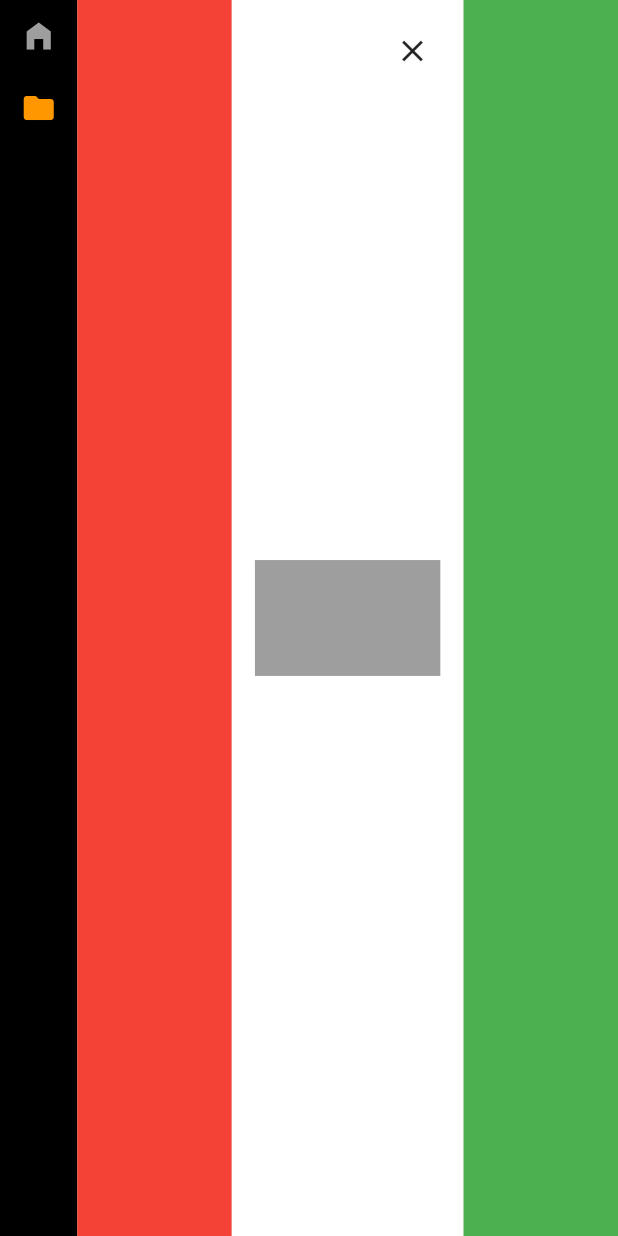
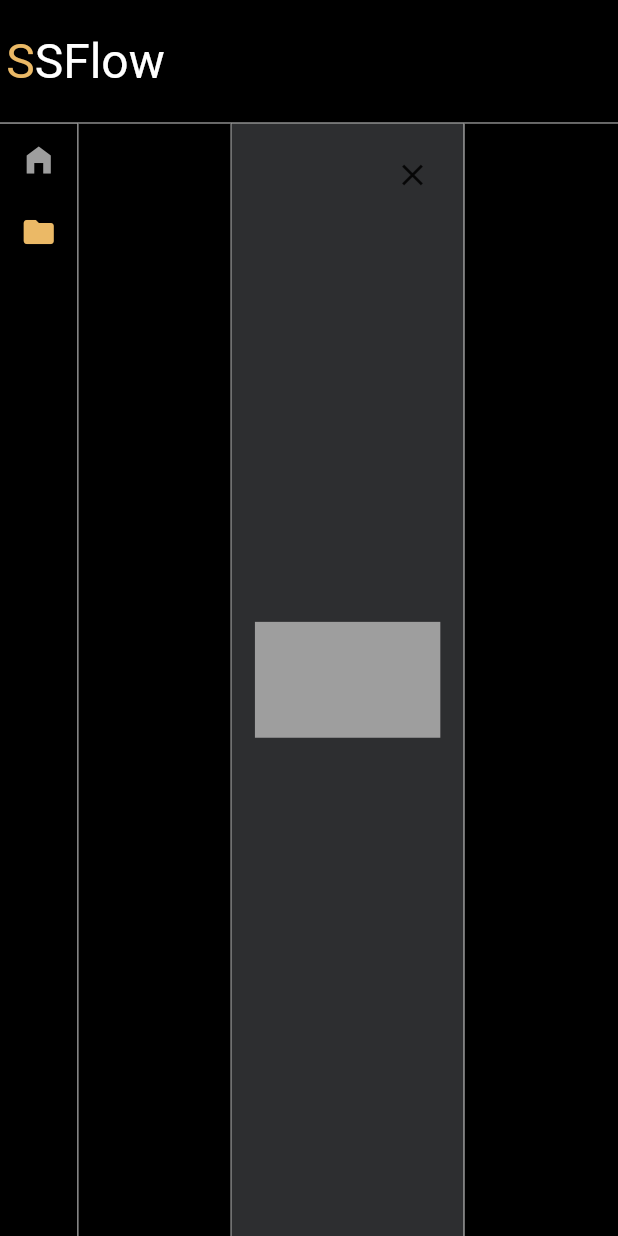
Before and after one commit to ToyamaLab/SSFlow, a Flutter app: the screen it shows after launch, after a tap on the "folder" icon, on a phone screen of 412 x 824 dp. Run offline on Flutter 3.47's test engine with Material 2 defaults, Android fonts, the phone set to English and light mode, and no system bars; our stand-ins replace flutter_easyloading, flutter_riverpod, riverpod.

Commit message:
issue-30 feat: migrate to riverpod

```diff
--- a/lib/main.dart
+++ b/lib/main.dart
@@ -1,20 +1,26 @@
 import 'package:flutter/material.dart';
 import 'package:flutter_easyloading/flutter_easyloading.dart';
+import 'package:flutter_riverpod/flutter_riverpod.dart';
+import 'package:ssflow/providers/_providers.dart';
 
 import 'pages/home_page/home_page.dart';
 
 void main() {
-  runApp(SSFlow());
+  runApp(ProviderScope(child: SSFlow()));
 }
 
-class SSFlow extends StatelessWidget {
+class SSFlow extends ConsumerWidget {
+  const SSFlow({
+    Key? key,
+  }) : super(key: key);
+
   @override
-  Widget build(BuildContext context) {
+  Widget build(BuildContext context, WidgetRef ref) {
     return MaterialApp(
+      debugShowCheckedModeBanner: false,
       title: 'SSFlow',
-      theme: ThemeData(
-        primarySwatch: Colors.blue,
-      ),
+      theme: ThemeData(primarySwatch: Colors.blue),
+      navigatorKey: ref.watch(navigatorKeyProvider),
       home: Scaffold(
         body: HomePage(),
       ),
--- a/lib/models/draggable_object.dart
+++ b/lib/models/draggable_object.dart
@@ -1,6 +1,7 @@
 import 'package:flutter/material.dart';
 import 'package:ssflow/enum/layout_type.dart';
 import 'package:ssflow/models/ss_element.dart';
+import 'package:ssflow/utils/constants/_constants.dart';
 
 class DraggableObject extends StatelessWidget {
   final L l;
@@ -21,7 +22,7 @@ class DraggableObject extends StatelessWidget {
       child: Container(
         width: width,
         height: height,
-        color: Colors.blue,
+        color: SSColor.white,
         child: Center(
           child: Column(
             mainAxisAlignment: MainAxisAlignment.spaceEvenly,
@@ -41,7 +42,7 @@ class DraggableObject extends StatelessWidget {
               color: Colors.green,
               width: 3.0,
             ),
-            color: Colors.blue.withOpacity(0.3),
+            color: SSColor.offWhite.withOpacity(0.3),
           ),
           child: Center(
             child: Text(
--- a/lib/pages/home_page/app_bar/ssflow_logo.dart
+++ b/lib/pages/home_page/app_bar/ssflow_logo.dart
@@ -4,7 +4,7 @@ import 'package:ssflow/providers/_providers.dart';
 import 'package:ssflow/utils/constants/_constants.dart';
 
 class SSFlowLogo extends ConsumerWidget {
-  SSFlowLogo({Key? key}) : super(key: key);
+  const SSFlowLogo({Key? key}) : super(key: key);
 
   @override
   Widget build(BuildContext context, WidgetRef ref) {
@@ -37,7 +37,7 @@ class SSFlowLogo extends ConsumerWidget {
                     TextSpan(
                       text: 'SFlow',
                       style: TextStyle(
-                        color: Colors.white,
+                        color: SSColor.white,
                         fontSize: 32,
                       ),
                     ),
--- a/lib/pages/home_page/attribute_area/attribute_area.dart
+++ b/lib/pages/home_page/attribute_area/attribute_area.dart
@@ -1,18 +1,36 @@
 import 'package:flutter/material.dart';
+import 'package:flutter_riverpod/flutter_riverpod.dart';
+import 'package:ssflow/providers/_providers.dart';
+import 'package:ssflow/utils/constants/_constants.dart';
 
-class AttributeArea extends StatelessWidget {
-  AttributeArea(
-    this.width, {
+class AttributeArea extends ConsumerWidget {
+  const AttributeArea({
     Key? key,
   }) : super(key: key);
 
-  final double width;
+  @override
+  Widget build(BuildContext context, WidgetRef ref) {
+    final width = ref.watch(windowSize).width / 4;
+    final height = ref.watch(windowSize).height * 0.9;
+    final _size = Size(width, height);
+    Future.delayed(Duration.zero, () {
+      ref.read(attributeAreaSize.notifier).init(context, size: _size);
+    });
 
-  @override
-  Widget build(BuildContext context) {
-    return Container(
-      width: this.width,
-      color: Colors.green,
+    return Center(
+      child: Container(
+        width: width,
+        height: height,
+        decoration: BoxDecoration(
+          border: Border(
+            left: BorderSide(
+              color: SSColor.grey,
+              width: 1.0,
+            ),
+          ),
+          color: SSColor.black,
+        ),
+      ),
     );
   }
 }
--- a/lib/pages/home_page/canvas_area/canvas_area.dart
+++ b/lib/pages/home_page/canvas_area/canvas_area.dart
@@ -1,30 +1,28 @@
 import 'package:flutter/material.dart';
 import 'package:flutter_easyloading/flutter_easyloading.dart';
+import 'package:flutter_riverpod/flutter_riverpod.dart';
 import 'package:ssflow/enum/layout_type.dart';
 import 'package:ssflow/models/ss_element.dart';
 import 'package:ssflow/models/tree_node.dart';
+import 'package:ssflow/providers/_providers.dart';
+import 'package:ssflow/utils/constants/_constants.dart';
 
-class CanvasArea extends StatefulWidget {
-  CanvasArea(
-    this.width, {
+class CanvasArea extends ConsumerStatefulWidget {
+  const CanvasArea({
     Key? key,
   }) : super(key: key);
 
-  final double width;
-
   @override
-  CanvasAreaState createState() => CanvasAreaState();
+  ConsumerState createState() => _CanvasAreaState();
 }
 
-class CanvasAreaState extends State<CanvasArea> {
+class _CanvasAreaState extends ConsumerState<CanvasArea> {
   /// canvasに入るものなので、DragTargetのリスト
   List<Widget> canvasObjects = <Widget>[];
   List<SSElement> ssElements = <SSElement>[];
 
   /// SSElementのnode
   TreeNode get treeNodes => TreeNode.fromList(ssElements);
-
-  double get width => widget.width;
 
   void clearCanvas() {
     ssElements.clear();
@@ -46,13 +44,13 @@ class CanvasAreaState extends State<CanvasArea> {
         height: height,
         decoration: BoxDecoration(
           border: Border.all(
-            color: willAccepted ? Colors.orange : Colors.black,
+            color: willAccepted ? SSColor.primary : Colors.black,
             width: willAccepted ? 5.0 : 1.0,
           ),
           color: willAccepted
-              ? Colors.white
+              ? SSColor.white
               : opacity != null
-                  ? Colors.green.withOpacity(opacity)
+                  ? SSColor.offWhite.withOpacity(opacity)
                   : Colors.green,
         ),
         child: Center(
@@ -189,9 +187,17 @@ class CanvasAreaState extends State<CanvasArea> {
 
   @override
   Widget build(BuildContext context) {
+    final width = ref.watch(windowSize).width / 4 * 1.5;
+    final height = ref.watch(windowSize).height * 0.9;
+    final _size = Size(width, height);
+    Future.delayed(Duration.zero, () {
+      ref.read(canvasAreaSize.notifier).init(context, size: _size);
+    });
+
     return Container(
       width: width,
-      color: Colors.white,
+      height: height,
+      color: SSColor.darkGrey,
       child: Stack(
         children: [
           Positioned(
--- a/lib/pages/home_page/home_page.dart
+++ b/lib/pages/home_page/home_page.dart
@@ -1,27 +1,34 @@
 import 'package:flutter/material.dart';
-
+import 'package:flutter_riverpod/flutter_riverpod.dart';
+import 'package:ssflow/pages/home_page/app_bar/ssflow_logo.dart';
+import 'package:ssflow/providers/_providers.dart';
 import 'attribute_area/attribute_area.dart';
 import 'canvas_area/canvas_area.dart';
 import 'left_side_area/left_side_area.dart';
 
-class HomePage extends StatefulWidget {
-  HomePage({Key? key}) : super(key: key);
+class HomePage extends ConsumerWidget {
+  const HomePage({
+    Key? key,
+  }) : super(key: key);
 
   @override
-  _HomePageState createState() => _HomePageState();
-}
+  Widget build(BuildContext context, WidgetRef ref) {
+    Future.delayed(Duration.zero, () {
+      ref.read(windowSize.notifier).init(context);
+    });
 
-class _HomePageState extends State<HomePage> {
-  @override
-  Widget build(BuildContext context) {
-    final double width = MediaQuery.of(context).size.width;
-    final quarterWidth = width / 4;
-
-    return Row(
+    return Column(
+      mainAxisAlignment: MainAxisAlignment.start,
       children: [
-        LeftSideArea(1.5 * quarterWidth),
-        CanvasArea(1.5 * quarterWidth),
-        AttributeArea(1 * quarterWidth),
+        const SSFlowLogo(),
+        Row(
+          mainAxisAlignment: MainAxisAlignment.start,
+          children: const [
+            LeftSideArea(),
+            CanvasArea(),
+            AttributeArea(),
+          ],
+        ),
       ],
     );
   }
--- a/lib/pages/home_page/left_side_area/draggable_object_area/draggable_object_area.dart
+++ b/lib/pages/home_page/left_side_area/draggable_object_area/draggable_object_area.dart
@@ -1,20 +1,28 @@
 import 'package:flutter/material.dart';
+import 'package:flutter_riverpod/flutter_riverpod.dart';
 import 'package:ssflow/models/draggable_objects/_draggable_objects.dart';
+import 'package:ssflow/providers/_providers.dart';
+import 'package:ssflow/utils/constants/_constants.dart';
 
-class WidgetArea extends StatelessWidget {
-  WidgetArea(
-    this.width, {
-    Key? key,
-  }) : super(key: key);
-
-  final double width;
+class WidgetArea extends ConsumerWidget {
+  const WidgetArea({Key? key}) : super(key: key);
 
   @override
-  Widget build(BuildContext context) {
+  Widget build(BuildContext context, WidgetRef ref) {
+    final width = 2 * ref.watch(leftSideAreaSize).width / 3.0;
+
     return Material(
       child: Container(
         width: width,
-        color: Colors.red,
+        decoration: BoxDecoration(
+          border: Border.symmetric(
+            vertical: BorderSide(
+              color: SSColor.grey,
+              width: 1.0,
+            ),
+          ),
+          color: SSColor.black,
+        ),
         child: GridView.count(
           primary: false,
           padding: const EdgeInsets.all(10.0),
--- a/lib/pages/home_page/left_side_area/left_side_area.dart
+++ b/lib/pages/home_page/left_side_area/left_side_area.dart
@@ -1,37 +1,43 @@
 import 'package:flutter/material.dart';
+import 'package:flutter_riverpod/flutter_riverpod.dart';
 import 'package:ssflow/pages/home_page/left_side_area/draggable_object_area/draggable_object_area.dart';
 import 'package:ssflow/pages/home_page/left_side_area/widget_tree_area/widget_tree_area.dart';
+import 'package:ssflow/providers/_providers.dart';
+import 'package:ssflow/utils/constants/_constants.dart';
+import 'package:riverpod/riverpod.dart';
+
+final _selectedIndex = StateNotifierProvider<_SelectedIndexController, int>(
+  (ref) => _SelectedIndexController(),
+);
+
+class _SelectedIndexController extends StateNotifier<int> {
+  _SelectedIndexController() : super(0);
+
+  void update(int newIndex) => state = newIndex;
+}
 
 /// Widget Treeを表示しておく
-class LeftSideArea extends StatefulWidget {
-  LeftSideArea(
-    this.width, {
+class LeftSideArea extends ConsumerWidget {
+  const LeftSideArea({
     Key? key,
   }) : super(key: key);
 
-  final double width;
+  @override
+  Widget build(BuildContext context, WidgetRef ref) {
+    final width = ref.watch(windowSize).width / 4 * 1.5;
+    final height = ref.watch(windowSize).height * 0.9;
+    final _index = ref.watch(_selectedIndex);
+    final _size = Size(width, height);
 
-  @override
-  _LeftSideAreaState createState() => _LeftSideAreaState();
-}
-
-class _LeftSideAreaState extends State<LeftSideArea> {
-  List<Widget> _leftSideAreaList = <Widget>[];
-  int _selectedIndex = 0;
-
-  double get width => widget.width;
-
-  @override
-  Widget build(BuildContext context) {
-    _leftSideAreaList = [
-      WidgetArea(2 * width / 3.0),
-      WidgetTreeArea(2 * width / 3.0),
-    ];
+    Future.delayed(Duration.zero, () {
+      ref.read(leftSideAreaSize.notifier).init(context, size: _size);
+    });
 
     return Material(
       child: Container(
-        width: widget.width,
-        color: Colors.black,
+        width: width,
+        height: height,
+        color: SSColor.black,
         child: Row(
           crossAxisAlignment: CrossAxisAlignment.start,
           children: [
@@ -42,28 +48,25 @@ class _LeftSideAreaState extends State<LeftSideArea> {
                 children: [
                   IconButton(
                     icon: Icon(Icons.home_filled),
-                    color: _selectedIndex == 0 ? Colors.orange : Colors.grey,
+                    color: _index == 0 ? SSColor.primary : Colors.grey,
                     hoverColor: Colors.deepOrange,
-                    onPressed: () {
-                      setState(() {
-                        _selectedIndex = 0;
-                      });
-                    },
+                    onPressed: () =>
+                        ref.read(_selectedIndex.notifier).update(0),
                   ),
                   IconButton(
                     icon: Icon(Icons.folder),
-                    color: _selectedIndex == 1 ? Colors.orange : Colors.grey,
+                    color: _index == 1 ? SSColor.primary : Colors.grey,
                     hoverColor: Colors.deepOrange,
-                    onPressed: () {
-                      setState(() {
-                        _selectedIndex = 1;
-                      });
-                    },
+                    onPressed: () =>
+                        ref.read(_selectedIndex.notifier).update(1),
                   ),
                 ],
               ),
             ),
-            _leftSideAreaList[_selectedIndex],
+            const [
+              WidgetArea(),
+              WidgetTreeArea(),
+            ][_index],
           ],
         ),
       ),
--- a/lib/pages/home_page/left_side_area/widget_tree_area/widget_tree_area.dart
+++ b/lib/pages/home_page/left_side_area/widget_tree_area/widget_tree_area.dart
@@ -1,20 +1,15 @@
 import 'package:flutter/material.dart';
+import 'package:flutter_riverpod/flutter_riverpod.dart';
 import 'package:ssflow/models/tfe_map.dart';
+import 'package:ssflow/providers/_providers.dart';
+import 'package:ssflow/utils/constants/_constants.dart';
 
 /// widget treeを表示する場所
-class WidgetTreeArea extends StatefulWidget {
-  WidgetTreeArea(
-    this.width, {
+class WidgetTreeArea extends ConsumerWidget {
+  const WidgetTreeArea({
     Key? key,
   }) : super(key: key);
 
-  final double width;
-
-  @override
-  _WidgetTreeAreaState createState() => _WidgetTreeAreaState();
-}
-
-class _WidgetTreeAreaState extends State<WidgetTreeArea> {
   // TODO: #9 2段目以降はchildrenが1つになる
   Widget expansionTileChildren({
     required List<TFEMap> map,
@@ -86,11 +81,21 @@ class _WidgetTreeAreaState extends State<WidgetTreeArea> {
   }
 
   @override
-  Widget build(BuildContext context) {
+  Widget build(BuildContext context, WidgetRef ref) {
+    final width = 2 * ref.watch(leftSideAreaSize).width / 3.0;
+
     return Material(
       child: Container(
-        width: widget.width,
-        color: Colors.red,
+        width: width,
+        decoration: BoxDecoration(
+          border: Border.symmetric(
+            vertical: BorderSide(
+              color: SSColor.grey,
+              width: 1.0,
+            ),
+          ),
+          color: SSColor.black,
+        ),
         child: Column(
           mainAxisAlignment: MainAxisAlignment.start,
           // TODO fix this ref: #23
--- a/lib/providers/size.dart
+++ b/lib/providers/size.dart
@@ -17,7 +17,8 @@ final attributeAreaSize = StateNotifierProvider<_SizeController, Size>(
 class _SizeController extends StateNotifier<Size> {
   _SizeController() : super(Size.zero);
 
-  Future<void> init(BuildContext context, {
+  Future<void> init(
+    BuildContext context, {
     Size? size,
   }) async {
     if (size != null) {
--- a/lib/utils/constants/ss_color.dart
+++ b/lib/utils/constants/ss_color.dart
@@ -1,8 +1,9 @@
 import 'package:flutter/material.dart';
 
 class SSColor {
-  static Color get primary  => Color(0xFFEBB966);
+  static Color get primary => Color(0xFFEBB966);
   static Color get grey => Color(0xFF707070);
+  static Color get darkGrey => Color(0xFF2D2E30);
   static Color get offWhite => Color(0xFFC6C6C6);
   static Color get white => Colors.white;
   static Color get black => Colors.black;
```
Also changed, not shown: lib/providers/navigator.dart (line endings or trailing spaces), lib/utils/constants/_constants.dart (line endings or trailing spaces).
